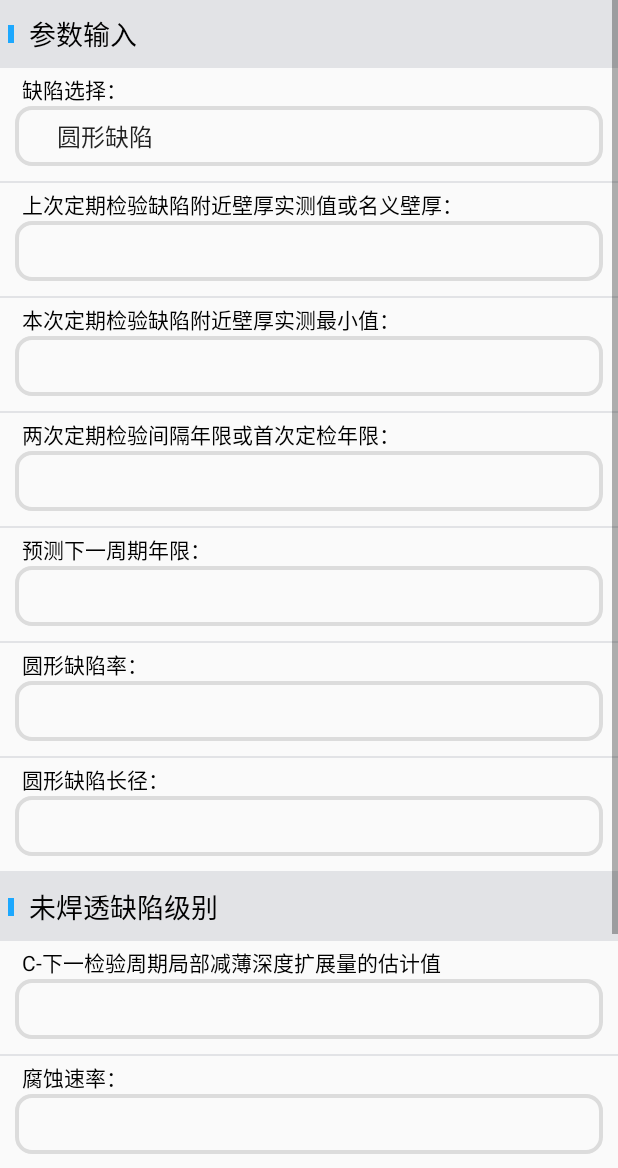
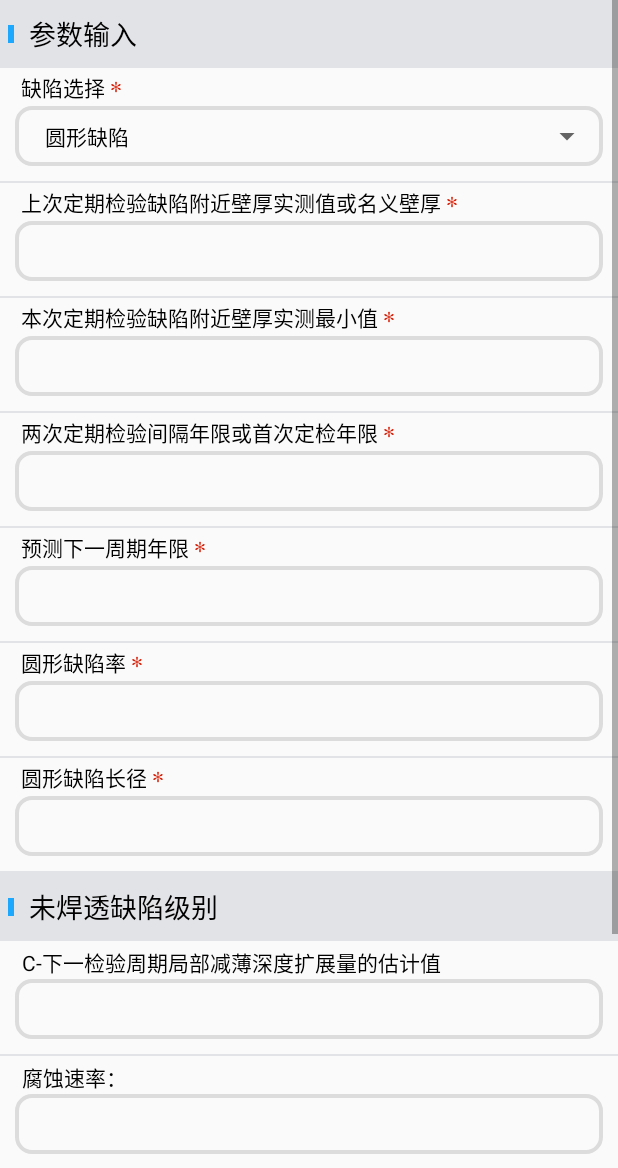
Before and after one commit to huysyyrps/luke-pipe-check, an Android app: the CircularOrStripActivity screen opened directly, with no data from a screen before it, on a phone screen of 412 x 824 dp, the part 68-1236 px from its top. Run offline under Robolectric (Android 15) with nearby library versions, the phone set to English and light mode, and no system bars; our stand-ins replace ButterKnife.

Commit message:
2022-11-1 第一版完成

```diff
--- a/app/src/main/java/com/example/luke_pipe_check/activity/CircularOrStripActivity.java
+++ b/app/src/main/java/com/example/luke_pipe_check/activity/CircularOrStripActivity.java
@@ -3,6 +3,7 @@ package com.example.luke_pipe_check.activity;
 import android.os.Bundle;
 import android.view.View;
 import android.widget.AdapterView;
+import android.widget.ArrayAdapter;
 import android.widget.EditText;
 import android.widget.ImageView;
 import android.widget.LinearLayout;
@@ -94,6 +95,9 @@ public class CircularOrStripActivity extends AppCompatActivity {
      * spinner点击事件
      */
     private void spinnerSelect() {
+        ArrayAdapter<String> pSelectAdapter = new ArrayAdapter<>(this, R.layout.adapter_item_layout, getResources().getStringArray(R.array.defect));
+        spPSelect.setAdapter(pSelectAdapter);
+        spPSelect.setSelection(0);
         spPSelect.setOnItemSelectedListener(new AdapterView.OnItemSelectedListener() {
             @Override
             public void onItemSelected(AdapterView<?> parent, View view, int pos, long id) {
@@ -115,6 +119,10 @@ public class CircularOrStripActivity extends AppCompatActivity {
                 // Another interface callback
             }
         });
+
+        ArrayAdapter<String> spPipeLevelAdapter = new ArrayAdapter<>(this, R.layout.adapter_item_layout, getResources().getStringArray(R.array.pipelevel));
+        spPipeLevel.setAdapter(spPipeLevelAdapter);
+        spPipeLevel.setSelection(0);
         spPipeLevel.setOnItemSelectedListener(new AdapterView.OnItemSelectedListener() {
             @Override
             public void onItemSelected(AdapterView<?> parent, View view, int pos, long id) {
--- a/app/src/main/java/com/example/luke_pipe_check/activity/StraightOrElbowActivity.java
+++ b/app/src/main/java/com/example/luke_pipe_check/activity/StraightOrElbowActivity.java
@@ -3,6 +3,7 @@ package com.example.luke_pipe_check.activity;
 import android.os.Bundle;
 import android.view.View;
 import android.widget.AdapterView;
+import android.widget.ArrayAdapter;
 import android.widget.EditText;
 import android.widget.ImageView;
 import android.widget.LinearLayout;
@@ -92,6 +93,9 @@ public class StraightOrElbowActivity extends AppCompatActivity {
      * spinner点击事件
      */
     private void spinnerSelect() {
+        ArrayAdapter<String> pSelectAdapter = new ArrayAdapter<>(this, R.layout.adapter_item_layout, getResources().getStringArray(R.array.pipe));
+        spPSelect.setAdapter(pSelectAdapter);
+        spPSelect.setSelection(0);
         spPSelect.setOnItemSelectedListener(new AdapterView.OnItemSelectedListener() {
             @Override
             public void onItemSelected(AdapterView<?> parent, View view, int pos, long id) {
--- a/app/src/main/java/com/example/luke_pipe_check/activity/WeldOtherActivity.java
+++ b/app/src/main/java/com/example/luke_pipe_check/activity/WeldOtherActivity.java
@@ -3,6 +3,7 @@ package com.example.luke_pipe_check.activity;
 import android.os.Bundle;
 import android.view.View;
 import android.widget.AdapterView;
+import android.widget.ArrayAdapter;
 import android.widget.EditText;
 import android.widget.ImageView;
 import android.widget.LinearLayout;
@@ -81,6 +82,9 @@ public class WeldOtherActivity extends AppCompatActivity {
      * spinner点击事件
      */
     private void spinneronCliect() {
+        ArrayAdapter<String> pSelectAdapter = new ArrayAdapter<>(this, R.layout.adapter_item_layout, getResources().getStringArray(R.array.weld));
+        spPipeLevel.setAdapter(pSelectAdapter);
+        spPipeLevel.setSelection(0);
         spPipeLevel.setOnItemSelectedListener(new AdapterView.OnItemSelectedListener() {
             @Override
             public void onItemSelected(AdapterView<?> parent, View view, int pos, long id) {
--- /dev/null
+++ b/app/src/main/java/com/example/luke_pipe_check/view/MyTextView.java
@@ -0,0 +1,84 @@
+package com.example.luke_pipe_check.view;
+
+import android.content.Context;
+import android.content.res.TypedArray;
+import android.util.AttributeSet;
+import android.view.LayoutInflater;
+import android.view.View;
+import android.widget.ImageView;
+import android.widget.LinearLayout;
+import android.widget.TextView;
+
+import com.example.luke_pipe_check.MyApplication;
+import com.example.luke_pipe_check.R;
+
+
+/**
+ * 自定义header头部
+ * ①返回按钮   返回文字
+ * ②title
+ * ③保存按钮   保存文字
+ *
+ */
+
+public class MyTextView extends LinearLayout {
+    private AttributeSet attrs;
+
+    private TextView tviewTittle;//标题
+    private String tvTitle;//标题
+    private ImageView iviewLeft;//图片
+    private boolean isTittle;//标题是否显示
+    private boolean isleftIv;//图标是否显示
+
+    public void setTvTitle(String tvTitle) {
+        tviewTittle.setText(tvTitle);
+        this.tvTitle = tvTitle;
+    }
+
+    public MyTextView(Context context) {
+        super(context);
+        initAttributes();
+    }
+
+    public MyTextView(Context context, AttributeSet attrs) {
+        super(context, attrs);
+        this.attrs=attrs;
+        initAttributes();
+    }
+
+    /**
+     * 初始化属性
+     */
+    private void initAttributes() {
+        if(attrs!=null){
+            TypedArray typedArray = MyApplication.getContext().obtainStyledAttributes(attrs, R.styleable.myTextView);
+            if (typedArray != null) {
+                tvTitle = typedArray.getString(R.styleable.myTextView_header_title);
+                isTittle=typedArray.getBoolean(R.styleable.myTextView_header_is_title_visiable,true);
+                isleftIv=typedArray.getBoolean(R.styleable.myTextView_header_is_left_iv_visiable,true);
+                typedArray.recycle();
+            }
+        }
+        initView();
+    }
+
+    /**
+     * 初始化view
+     */
+    public void initView(){
+        LayoutInflater.from(MyApplication.getContext()).inflate(R.layout.item_mytextview, this, true);
+        tviewTittle= (TextView) findViewById(R.id.tvTitle);
+        iviewLeft=(ImageView) findViewById(R.id.ivLeft);
+        if(isTittle){
+            tviewTittle.setVisibility(VISIBLE);
+            tviewTittle.setText(tvTitle);
+        }else{
+            tviewTittle.setVisibility(GONE);
+        }
+        if(isleftIv){
+            iviewLeft.setVisibility(VISIBLE);
+        }else {
+            iviewLeft.setVisibility(GONE);
+        }
+    }
+}
--- a/app/src/main/res/layout/activity_circular_or_strip.xml
+++ b/app/src/main/res/layout/activity_circular_or_strip.xml
@@ -72,15 +72,22 @@
                     android:layout_width="match_parent"
                     android:layout_height="wrap_content"
                     android:orientation="vertical">
-                <TextView
-                        style="@style/TextViewGrade"
+                <com.example.luke_pipe_check.view.MyTextView
                         android:layout_width="match_parent"
-                        android:text="缺陷选择："/>
-                <Spinner
-                        android:id="@+id/spPSelect"
+                        android:layout_height="25dp"
+                        app:header_title="缺陷选择 "/>
+                <LinearLayout
                         android:layout_width="match_parent"
-                        style="@style/EditText"
-                        android:entries="@array/defect" />
+                        android:layout_height="wrap_content"
+                        android:layout_marginLeft="10dp"
+                        android:layout_marginRight="10dp"
+                        android:background="@drawable/linelayout_qradion">
+                    <Spinner
+                            android:id="@+id/spPSelect"
+                            android:layout_width="match_parent"
+                            android:layout_height="40dp"
+                            android:entries="@array/pipe"/>
+                </LinearLayout>
                 <View style="@style/HourLine"/>
             </LinearLayout>
 
@@ -95,15 +102,22 @@
                         android:layout_width="match_parent"
                         android:layout_height="wrap_content"
                         android:orientation="vertical">
-                    <TextView
-                            style="@style/TextViewGrade"
+                    <com.example.luke_pipe_check.view.MyTextView
                             android:layout_width="match_parent"
-                            android:text="管道级别："/>
-                    <Spinner
-                            android:id="@+id/spPipeLevel"
+                            android:layout_height="25dp"
+                            app:header_title="管道级别 "/>
+                    <LinearLayout
                             android:layout_width="match_parent"
-                            style="@style/EditText"
-                            android:entries="@array/pipelevel" />
+                            android:layout_height="wrap_content"
+                            android:layout_marginLeft="10dp"
+                            android:layout_marginRight="10dp"
+                            android:background="@drawable/linelayout_qradion">
+                        <Spinner
+                                android:id="@+id/spPipeLevel"
+                                android:layout_width="match_parent"
+                                android:layout_height="40dp"
+                                android:entries="@array/pipe"/>
+                    </LinearLayout>
                     <View style="@style/HourLine"/>
                 </LinearLayout>
 
@@ -112,10 +126,10 @@
                         android:layout_width="match_parent"
                         android:layout_height="wrap_content"
                         android:orientation="vertical">
-                    <TextView
-                            style="@style/TextViewGrade"
+                    <com.example.luke_pipe_check.view.MyTextView
                             android:layout_width="match_parent"
-                            android:text="D-管道外径："/>
+                            android:layout_height="25dp"
+                            app:header_title="D-管道外径 "/>
                     <EditText
                             android:id="@+id/etPipeOD"
                             android:layout_width="match_parent"
@@ -125,10 +139,10 @@
                 </LinearLayout>
             </LinearLayout>
 
-            <TextView
-                    style="@style/TextViewGrade"
+            <com.example.luke_pipe_check.view.MyTextView
                     android:layout_width="match_parent"
-                    android:text="上次定期检验缺陷附近壁厚实测值或名义壁厚："/>
+                    android:layout_height="25dp"
+                    app:header_title="上次定期检验缺陷附近壁厚实测值或名义壁厚 "/>
             <EditText
                     android:id="@+id/etPipeThickness"
                     android:layout_width="match_parent"
@@ -136,10 +150,10 @@
                     style="@style/EditText"/>
             <View style="@style/HourLine"/>
 
-            <TextView
-                    style="@style/TextViewGrade"
+            <com.example.luke_pipe_check.view.MyTextView
                     android:layout_width="match_parent"
-                    android:text="本次定期检验缺陷附近壁厚实测最小值："/>
+                    android:layout_height="25dp"
+                    app:header_title="本次定期检验缺陷附近壁厚实测最小值 "/>
             <EditText
                     android:id="@+id/etPipeThicknessSC"
                     android:layout_width="match_parent"
@@ -147,10 +161,10 @@
                     style="@style/EditText"/>
             <View style="@style/HourLine"/>
 
-            <TextView
-                    style="@style/TextViewGrade"
+            <com.example.luke_pipe_check.view.MyTextView
                     android:layout_width="match_parent"
-                    android:text="两次定期检验间隔年限或首次定检年限："/>
+                    android:layout_height="25dp"
+                    app:header_title="两次定期检验间隔年限或首次定检年限 "/>
             <EditText
                     android:id="@+id/etYear"
                     android:layout_width="match_parent"
@@ -158,10 +172,10 @@
                     style="@style/EditText"/>
             <View style="@style/HourLine"/>
 
-            <TextView
-                    style="@style/TextViewGrade"
+            <com.example.luke_pipe_check.view.MyTextView
                     android:layout_width="match_parent"
-                    android:text="预测下一周期年限："/>
+                    android:layout_height="25dp"
+                    app:header_title="预测下一周期年限 "/>
             <EditText
                     android:id="@+id/etNextYear"
                     android:layout_width="match_parent"
@@ -174,10 +188,10 @@
                     android:layout_width="match_parent"
                     android:layout_height="wrap_content"
                 android:orientation="vertical">
-                <TextView
-                        style="@style/TextViewGrade"
+                <com.example.luke_pipe_check.view.MyTextView
                         android:layout_width="match_parent"
-                        android:text="圆形缺陷率："/>
+                        android:layout_height="25dp"
+                        app:header_title="圆形缺陷率 "/>
                 <EditText
                         android:id="@+id/etCircularRate"
                         android:layout_width="match_parent"
@@ -185,10 +199,10 @@
                         android:inputType="number|numberDecimal"/>
                 <View style="@style/HourLine"/>
 
-                <TextView
-                        style="@style/TextViewGrade"
+                <com.example.luke_pipe_check.view.MyTextView
                         android:layout_width="match_parent"
-                        android:text="圆形缺陷长径："/>
+                        android:layout_height="25dp"
+                        app:header_title="圆形缺陷长径 "/>
                 <EditText
                         android:id="@+id/etCircularDiameter"
                         android:layout_width="match_parent"
@@ -203,10 +217,10 @@
                     android:layout_width="match_parent"
                     android:layout_height="wrap_content"
                     android:orientation="vertical">
-                <TextView
-                        style="@style/TextViewGrade"
+                <com.example.luke_pipe_check.view.MyTextView
                         android:layout_width="match_parent"
-                        android:text="管道条形缺陷自身高度或宽度的最大值："/>
+                        android:layout_height="25dp"
+                        app:header_title="管道条形缺陷自身高度或宽度的最大值 "/>
                 <EditText
                         android:id="@+id/etStripWidth"
                         android:layout_width="match_parent"
@@ -214,10 +228,10 @@
                         style="@style/EditText"/>
                 <View style="@style/HourLine"/>
 
-                <TextView
-                        style="@style/TextViewGrade"
+                <com.example.luke_pipe_check.view.MyTextView
                         android:layout_width="match_parent"
-                        android:text="管道条形缺陷总长度："/>
+                        android:layout_height="25dp"
+                        app:header_title="管道条形缺陷总长度 "/>
                 <EditText
                         android:id="@+id/etStripHeight"
                         android:layout_width="match_parent"
--- /dev/null
+++ b/app/src/main/res/layout/adapter_item_layout.xml
@@ -0,0 +1,8 @@
+<?xml version="1.0" encoding="utf-8"?>
+<TextView xmlns:android="http://schemas.android.com/apk/res/android"
+        android:id="@+id/textView"
+        android:layout_width="match_parent"
+        android:layout_height="45dp"
+        android:textColor="@color/black"
+        android:paddingLeft="20dp"
+        android:gravity="center_vertical"/>
--- /dev/null
+++ b/app/src/main/res/layout/item_mytextview.xml
@@ -0,0 +1,25 @@
+<?xml version="1.0" encoding="utf-8"?>
+<LinearLayout xmlns:android="http://schemas.android.com/apk/res/android"
+        android:id="@+id/head_common"
+        android:layout_width="match_parent"
+        android:layout_height="25dp"
+        android:orientation="horizontal">
+
+    <TextView
+            android:id="@+id/tvTitle"
+            android:layout_width="wrap_content"
+            android:layout_height="match_parent"
+            android:layout_centerHorizontal="true"
+            android:gravity="center|left"
+            android:textColor="@android:color/black"
+            android:textSize="14dp"
+            android:layout_marginLeft="14dp"/>
+
+    <ImageView
+            android:id="@+id/ivLeft"
+            android:layout_width="8dp"
+            android:layout_height="match_parent"
+            android:layout_alignParentLeft="true"
+            android:gravity="top|left"
+            android:src="@drawable/ic_must" />
+</LinearLayout>
--- a/app/src/main/res/values/styles.xml
+++ b/app/src/main/res/values/styles.xml
@@ -58,4 +58,10 @@
         <item name="android:layout_marginTop">10dp</item>
     </style>
 
+    <!--自定义header属性-->
+    <declare-styleable name="myTextView">
+        <attr name="header_title" format="string" />
+        <attr name="header_is_title_visiable" format="boolean" />
+        <attr name="header_is_left_iv_visiable" format="boolean" />
+    </declare-styleable>
 </resources>
```
Also changed, not shown: app/src/main/java/com/example/luke_pipe_check/activity/LandActivity.java (+9 -0 lines), app/src/main/res/layout/activity_main.xml (+47 -34 lines), app/src/main/res/layout/activity_straight_or_elbow.xml (+40 -33 lines), app/src/main/res/layout/activity_weld_other.xml (+44 -37 lines), app/src/main/res/drawable-hdpi/ic_must.png (added).
